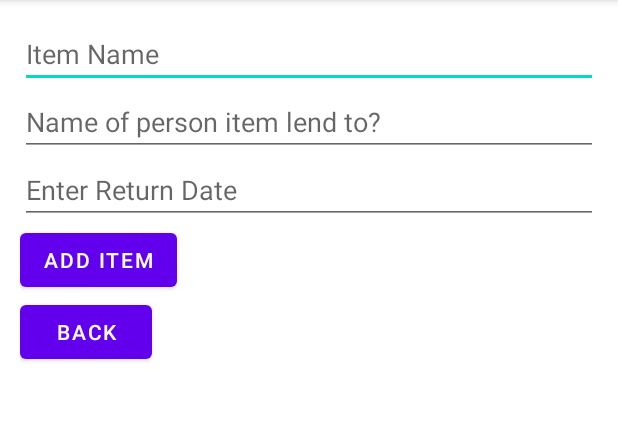
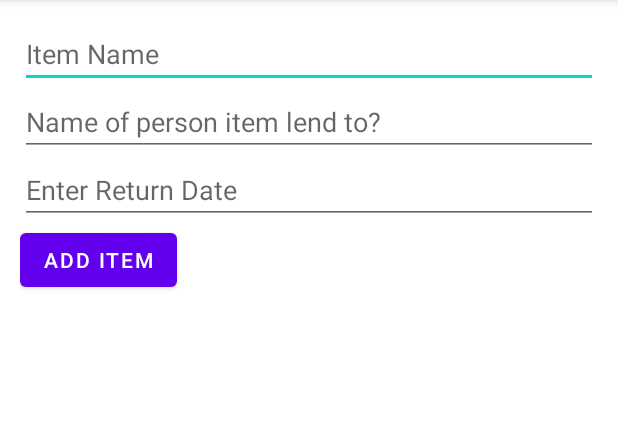
Before and after one commit to brennerdanae/MyLittleLibrary, an Android app: the AddBookActivity screen opened directly, with no data from a screen before it, on a phone screen of 412 x 824 dp, the part 84-505 px from its top. Run offline under Robolectric (Android 15) with nearby library versions, the phone set to English and light mode, and no system bars; our stand-ins replace Dagger/Hilt's generated code, Room's generated code; 7 statements that could not run were skipped.

```diff
--- a/app/src/main/res/layout/activity_add_book.xml
+++ b/app/src/main/res/layout/activity_add_book.xml
@@ -40,12 +40,6 @@
             android:layout_height="wrap_content"
             android:text="Add Item" />
 
-        <Button
-            android:id="@+id/add_btnBack"
-            android:layout_width="wrap_content"
-            android:layout_height="wrap_content"
-            android:text="Back" />
-
     </LinearLayout>
 
 </androidx.constraintlayout.widget.ConstraintLayout>
```
Also changed, not shown: app/src/main/java/com/example/mylittlelibrary/ui/activities/MainActivity.kt (+0 -26 lines).
